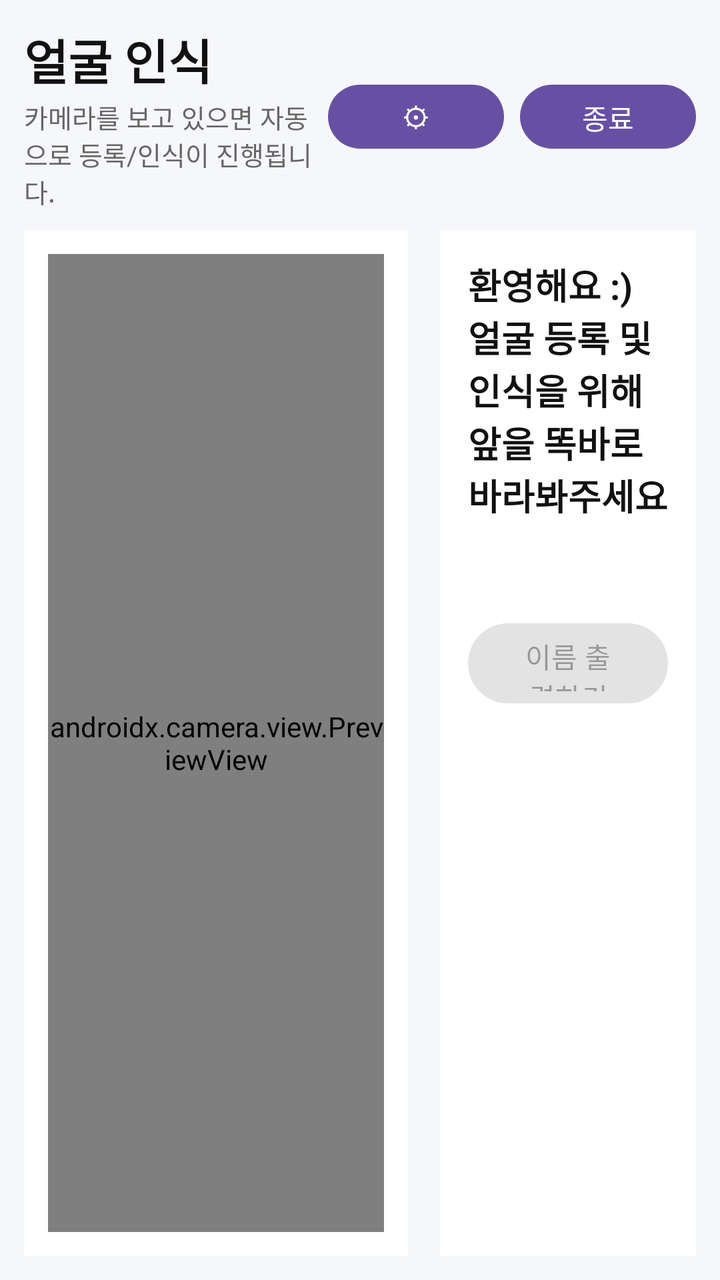
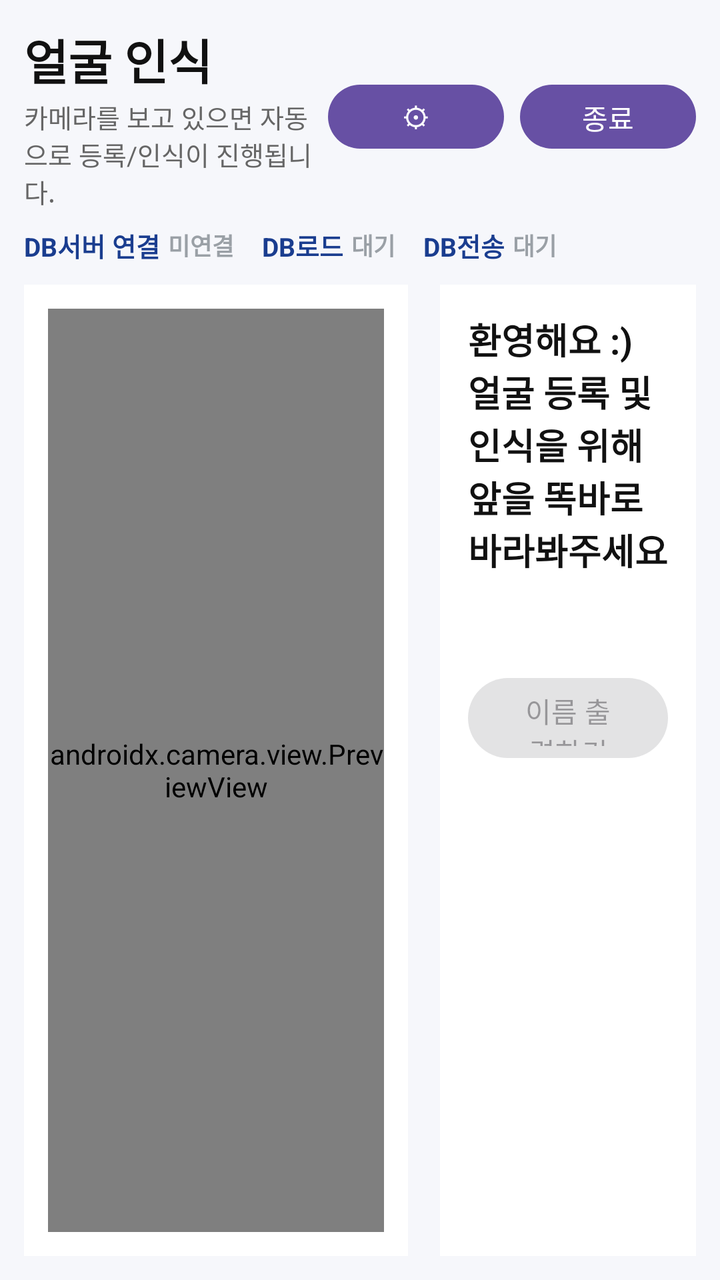

An Android layout rendered at two revisions. The XML below is the earlier revision; the diff shows what the commit changed to produce the second picture.
<!-- AndroidManifest.xml: application theme Theme.FaceTestbed -->
<!-- res/layout/activity_main.xml -->
<?xml version="1.0" encoding="utf-8"?>
<LinearLayout xmlns:android="http://schemas.android.com/apk/res/android"
    android:layout_width="match_parent"
    android:layout_height="match_parent"
    android:background="#F6F7FB"
    android:orientation="vertical"
    android:padding="12dp">

    <LinearLayout
        android:layout_width="match_parent"
        android:layout_height="wrap_content"
        android:gravity="center_vertical"
        android:orientation="horizontal">

        <LinearLayout
            android:layout_width="0dp"
            android:layout_height="wrap_content"
            android:layout_weight="1"
            android:orientation="vertical">

            <TextView
                android:id="@+id/headerTitle"
                android:layout_width="wrap_content"
                android:layout_height="wrap_content"
                android:text="얼굴 인식"
                android:textColor="#111111"
                android:textSize="24sp"
                android:textStyle="bold" />

            <TextView
                android:id="@+id/headerSubtitle"
                android:layout_width="wrap_content"
                android:layout_height="wrap_content"
                android:layout_marginTop="2dp"
                android:text="카메라를 보고 있으면 자동으로 등록/인식이 진행됩니다."
                android:textColor="#666666"
                android:textSize="13sp" />
        </LinearLayout>

        <Button
            android:id="@+id/backButton"
            android:layout_width="wrap_content"
            android:layout_height="40dp"
            android:layout_marginStart="8dp"
            android:text="뒤로가기"
            android:visibility="gone" />

        <Button
            android:id="@+id/settingsButton"
            android:layout_width="wrap_content"
            android:layout_height="40dp"
            android:layout_marginStart="8dp"
            android:text="⚙" />

        <Button
            android:id="@+id/quitButton"
            android:layout_width="wrap_content"
            android:layout_height="40dp"
            android:layout_marginStart="8dp"
            android:text="종료" />
    </LinearLayout>

    <LinearLayout
        android:layout_width="match_parent"
        android:layout_height="0dp"
        android:layout_marginTop="10dp"
        android:layout_weight="1"
        android:orientation="horizontal">

        <FrameLayout
            android:layout_width="0dp"
            android:layout_height="match_parent"
            android:layout_marginEnd="8dp"
            android:layout_weight="3"
            android:background="#FFFFFF"
            android:padding="12dp">

            <androidx.camera.view.PreviewView
                android:id="@+id/previewView"
                android:layout_width="match_parent"
                android:layout_height="match_parent" />

            <com.example.facetestbed.EllipseMaskOverlayView
                android:id="@+id/ellipseOverlay"
                android:layout_width="match_parent"
                android:layout_height="match_parent"
                android:visibility="gone" />
        </FrameLayout>

        <FrameLayout
            android:layout_width="0dp"
            android:layout_height="match_parent"
            android:layout_marginStart="8dp"
            android:layout_weight="2"
            android:background="#FFFFFF"
            android:padding="14dp">

            <ViewFlipper
                android:id="@+id/pageFlipper"
                android:layout_width="match_parent"
                android:layout_height="match_parent">

                <ScrollView
                    android:layout_width="match_parent"
                    android:layout_height="match_parent">

                    <LinearLayout
                        android:layout_width="match_parent"
                        android:layout_height="wrap_content"
                        android:orientation="vertical">

                        <TextView
                            android:id="@+id/monitorStatusText"
                            android:layout_width="match_parent"
                            android:layout_height="wrap_content"
                            android:text="환영해요 :) 얼굴 등록 및 인식을 위해 앞을 똑바로 바라봐주세요"
                            android:textColor="#111111"
                            android:textSize="18sp"
                            android:textStyle="bold" />

                        <TextView
                            android:id="@+id/monitorDetailText"
                            android:layout_width="match_parent"
                            android:layout_height="wrap_content"
                            android:layout_marginTop="8dp"
                            android:textColor="#666666"
                            android:textSize="14sp" />

                        <Button
                            android:id="@+id/registerStartButton"
                            android:layout_width="match_parent"
                            android:layout_height="48dp"
                            android:layout_marginTop="12dp"
                            android:text="등록시작"
                            android:visibility="gone" />

                        <LinearLayout
                            android:id="@+id/candidateContainer"
                            android:layout_width="match_parent"
                            android:layout_height="wrap_content"
                            android:layout_marginTop="8dp"
                            android:orientation="vertical" />

                        <Button
                            android:id="@+id/outputNameButton"
                            android:layout_width="match_parent"
                            android:layout_height="48dp"
                            android:layout_marginTop="12dp"
                            android:enabled="false"
                            android:text="이름 출력하기" />
                    </LinearLayout>
                </ScrollView>

                <LinearLayout
                    android:layout_width="match_parent"
                    android:layout_height="match_parent"
                    android:orientation="vertical">

                    <TextView
                        android:id="@+id/registerStatusText"
                        android:layout_width="match_parent"
                        android:layout_height="wrap_content"
                        android:text="얼굴 샘플을 수집 중입니다."
                        android:textColor="#111111"
                        android:textSize="16sp"
                        android:textStyle="bold" />

                    <ProgressBar
                        android:id="@+id/registerProgressBar"
                        style="?android:attr/progressBarStyleHorizontal"
                        android:layout_width="match_parent"
                        android:layout_height="22dp"
                        android:layout_marginTop="12dp"
                        android:max="12"
                        android:progress="0" />

                    <TextView
                        android:id="@+id/registerCountText"
                        android:layout_width="match_parent"
                        android:layout_height="wrap_content"
                        android:layout_marginTop="10dp"
                        android:text="0 / 12"
                        android:textColor="#111111"
                        android:textSize="24sp"
                        android:textStyle="bold" />
                </LinearLayout>

                <LinearLayout
                    android:layout_width="match_parent"
                    android:layout_height="match_parent"
                    android:orientation="vertical">

                    <TextView
                        android:id="@+id/registerCompleteText"
                        android:layout_width="match_parent"
                        android:layout_height="wrap_content"
                        android:text="얼굴등록이 완료되었어요! 이름을 입력해주세요"
                        android:textColor="#111111"
                        android:textSize="22sp"
                        android:textStyle="bold" />

                    <EditText
                        android:id="@+id/nameInput"
                        android:layout_width="match_parent"
                        android:layout_height="48dp"
                        android:layout_marginTop="12dp"
                        android:hint="이름 입력"
                        android:inputType="textPersonName"
                        android:maxLines="1" />

                    <Button
                        android:id="@+id/saveNameButton"
                        android:layout_width="match_parent"
                        android:layout_height="48dp"
                        android:layout_marginTop="12dp"
                        android:text="이름 저장" />
                </LinearLayout>

                <LinearLayout
                    android:layout_width="match_parent"
                    android:layout_height="match_parent"
                    android:gravity="center"
                    android:orientation="vertical">

                    <TextView
                        android:id="@+id/outputLabel"
                        android:layout_width="match_parent"
                        android:layout_height="wrap_content"
                        android:gravity="center"
                        android:textColor="#111111"
                        android:textSize="34sp"
                        android:textStyle="bold" />

                    <TextView
                        android:id="@+id/outputSubLabel"
                        android:layout_width="match_parent"
                        android:layout_height="wrap_content"
                        android:layout_marginTop="8dp"
                        android:gravity="center"
                        android:textColor="#666666"
                        android:textSize="16sp" />
                </LinearLayout>
            </ViewFlipper>
        </FrameLayout>
    </LinearLayout>
</LinearLayout>
<!-- resources referenced by this layout -->
<resources>
  <style name="Theme.FaceTestbed" parent="Theme.Material3.DayNight.NoActionBar">
          <item name="android:statusBarColor">@android:color/black</item>
      </style>
</resources>

<!-- the commit's change to res/layout/activity_main.xml (unified diff, before → after) -->
@@ -61,6 +61,71 @@
     </LinearLayout>
 
     <LinearLayout
+        android:id="@+id/syncStatusRow"
+        android:layout_width="wrap_content"
+        android:layout_height="wrap_content"
+        android:layout_marginTop="8dp"
+        android:gravity="center_vertical"
+        android:orientation="horizontal">
+
+        <TextView
+            android:layout_width="wrap_content"
+            android:layout_height="wrap_content"
+            android:text="DB서버 연결"
+            android:textColor="#1A3D8F"
+            android:textSize="13sp"
+            android:textStyle="bold" />
+
+        <TextView
+            android:id="@+id/connectionStatusIndicator"
+            android:layout_width="wrap_content"
+            android:layout_height="wrap_content"
+            android:layout_marginStart="4dp"
+            android:text="미연결"
+            android:textColor="#9AA0A6"
+            android:textSize="12sp"
+            android:textStyle="bold" />
+
+        <TextView
+            android:layout_width="wrap_content"
+            android:layout_height="wrap_content"
+            android:layout_marginStart="14dp"
+            android:text="DB로드"
+            android:textColor="#1A3D8F"
+            android:textSize="13sp"
+            android:textStyle="bold" />
+
+        <TextView
+            android:id="@+id/dbLoadStatusIndicator"
+            android:layout_width="wrap_content"
+            android:layout_height="wrap_content"
+            android:layout_marginStart="4dp"
+            android:text="대기"
+            android:textColor="#9AA0A6"
+            android:textSize="12sp"
+            android:textStyle="bold" />
+
+        <TextView
+            android:layout_width="wrap_content"
+            android:layout_height="wrap_content"
+            android:layout_marginStart="14dp"
+            android:text="DB전송"
+            android:textColor="#1A3D8F"
+            android:textSize="13sp"
+            android:textStyle="bold" />
+
+        <TextView
+            android:id="@+id/dbPushStatusIndicator"
+            android:layout_width="wrap_content"
+            android:layout_height="wrap_content"
+            android:layout_marginStart="4dp"
+            android:text="대기"
+            android:textColor="#9AA0A6"
+            android:textSize="12sp"
+            android:textStyle="bold" />
+    </LinearLayout>
+
+    <LinearLayout
         android:layout_width="match_parent"
         android:layout_height="0dp"
         android:layout_marginTop="10dp"
@@ -208,12 +273,21 @@
                         android:inputType="textPersonName"
                         android:maxLines="1" />
 
+                    <EditText
+                        android:id="@+id/departmentInput"
+                        android:layout_width="match_parent"
+                        android:layout_height="48dp"
+                        android:layout_marginTop="10dp"
+                        android:hint="부서 입력"
+                        android:inputType="text"
+                        android:maxLines="1" />
+
                     <Button
                         android:id="@+id/saveNameButton"
                         android:layout_width="match_parent"
                         android:layout_height="48dp"
                         android:layout_marginTop="12dp"
-                        android:text="이름 저장" />
+                        android:text="이름/부서 저장" />
                 </LinearLayout>
 
                 <LinearLayout
@@ -222,14 +296,29 @@
                     android:gravity="center"
                     android:orientation="vertical">
 
-                    <TextView
-                        android:id="@+id/outputLabel"
+                    <LinearLayout
                         android:layout_width="match_parent"
                         android:layout_height="wrap_content"
                         android:gravity="center"
-                        android:textColor="#111111"
-                        android:textSize="34sp"
-                        android:textStyle="bold" />
+                        android:orientation="horizontal">
+
+                        <TextView
+                            android:id="@+id/outputLabel"
+                            android:layout_width="wrap_content"
+                            android:layout_height="wrap_content"
+                            android:textColor="#111111"
+                            android:textSize="34sp"
+                            android:textStyle="bold" />
+
+                        <TextView
+                            android:id="@+id/outputDepartmentLabel"
+                            android:layout_width="wrap_content"
+                            android:layout_height="wrap_content"
+                            android:layout_marginStart="10dp"
+                            android:textColor="#1A3D8F"
+                            android:textSize="20sp"
+                            android:textStyle="bold" />
+                    </LinearLayout>
 
                     <TextView
                         android:id="@+id/outputSubLabel"
